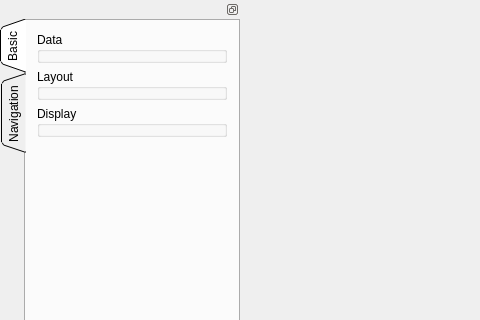
First picture: the form in Libs/SlicerExt/stkSlicerApp.ui, repository zpphigh/STK, before the edit; both pictures show x 0 to 480 and y 0 to 320 of the 1101 by 958 pixel window.
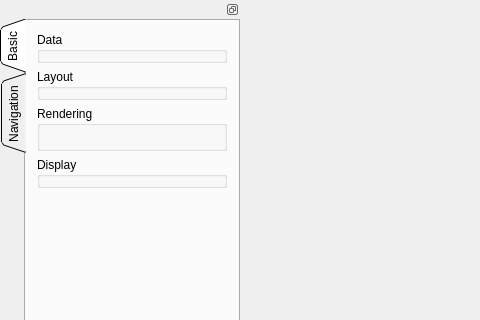
Second picture: the form after the edit. Custom widgets are drawn as their Qt base class.

Commit message: add rendering widget

Patch:
```diff
--- a/Libs/SlicerExt/stkSlicerApp.ui
+++ b/Libs/SlicerExt/stkSlicerApp.ui
@@ -70,7 +70,7 @@
         <attribute name="title">
          <string>Basic</string>
         </attribute>
-        <layout class="QVBoxLayout" name="verticalLayout_4">
+        <layout class="QVBoxLayout" name="verticalLayout_5">
          <item>
           <widget class="QGroupBox" name="DataGroupBox">
            <property name="title">
@@ -122,7 +122,19 @@
           </widget>
          </item>
          <item>
-          <widget class="QGroupBox" name="groupBox">
+          <widget class="QGroupBox" name="VolumeRenderingGroupBox">
+           <property name="title">
+            <string>Rendering</string>
+           </property>
+           <layout class="QVBoxLayout" name="verticalLayout_4">
+            <item>
+             <widget class="stkSlicerVolumeRenderingWidget" name="VolumeRenderingWidget" native="true"/>
+            </item>
+           </layout>
+          </widget>
+         </item>
+         <item>
+          <widget class="QGroupBox" name="VolumeDisplayGroupBox">
            <property name="title">
             <string>Display</string>
            </property>
@@ -192,6 +204,12 @@
    <header>stkSlicerDataWidget.h</header>
    <container>1</container>
   </customwidget>
+  <customwidget>
+   <class>stkSlicerVolumeRenderingWidget</class>
+   <extends>QWidget</extends>
+   <header location="global">stkSlicerVolumeRenderingWidget.h</header>
+   <container>1</container>
+  </customwidget>
  </customwidgets>
  <resources/>
  <connections/>
```
